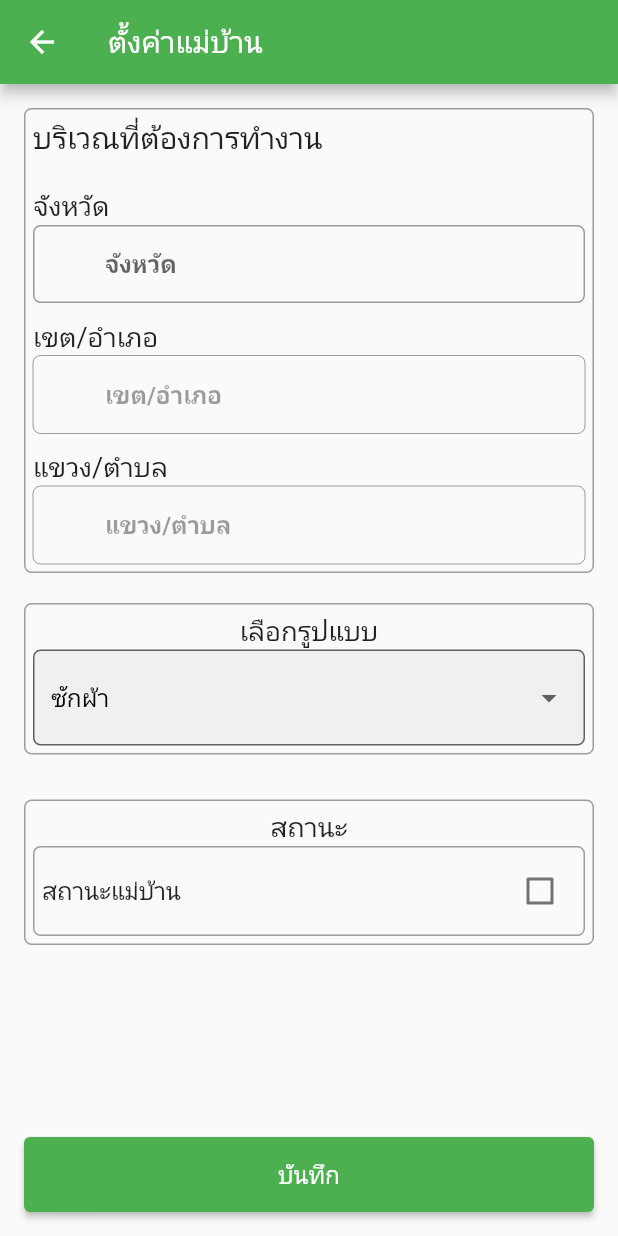
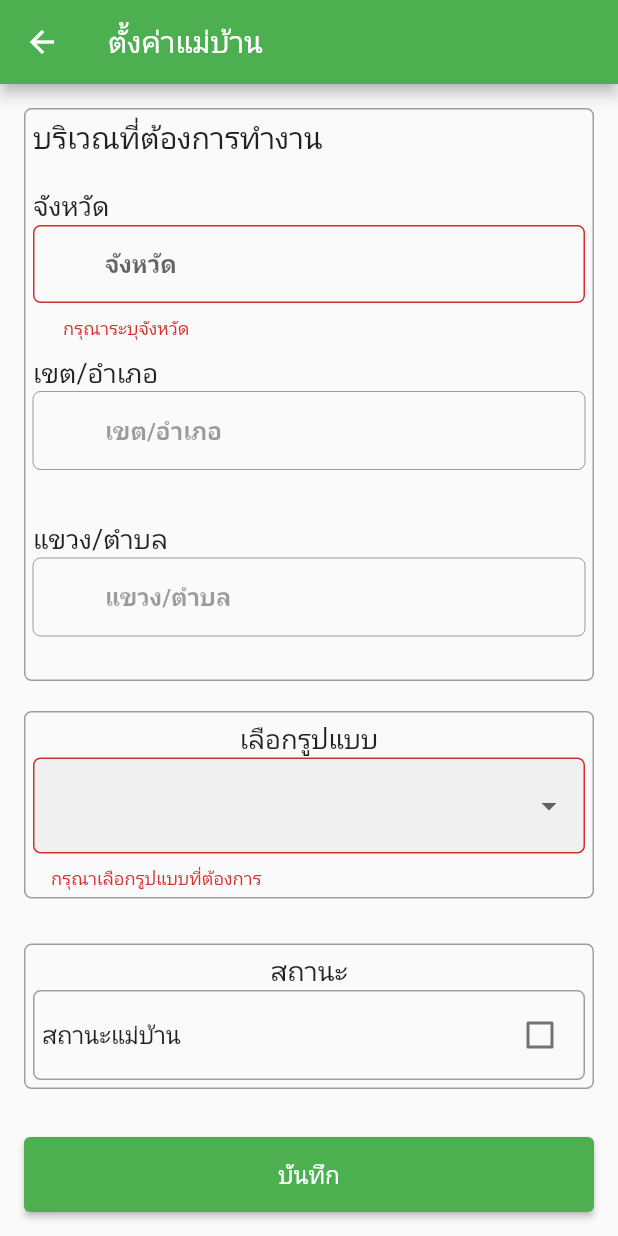
Before and after one commit to ReemWSW/maidservoceapp, a Flutter app: the MaidSetupPage screen opened directly, after a tap on "บันทึก", on a phone screen of 412 x 824 dp. Run offline on Flutter 3.47's test engine with Material 2 defaults, Android fonts, the phone set to English and light mode, and no system bars; our stand-ins replace another_flushbar, flutter_svg, image_picker, shared_preferences; accounts and stored records are empty; project files that could hold a hidden picture were left out.

Commit message:
[profile] ui maid page

```diff
--- a/lib/pages/profile/maid.dart
+++ b/lib/pages/profile/maid.dart
@@ -1,11 +1,13 @@
 import 'package:flutter/material.dart';
+import 'package:maid/pages/order/widgets/amphure.dart';
+import 'package:maid/pages/order/widgets/provinces.dart';
+import 'package:maid/pages/order/widgets/tombon.dart';
 import 'package:maid/providers/user_provider.dart';
 import 'package:maid/utils/sharepreferences/auth.dart';
 import 'package:maid/widget/button_long.dart';
 import 'package:maid/widget/method.dart';
+import 'package:maid/widget/textfield_custom.dart';
 import 'package:provider/provider.dart';
-
-import 'widgets/address_maid.dart';
 
 class MaidSetupPage extends StatefulWidget {
   const MaidSetupPage({Key? key}) : super(key: key);
@@ -15,21 +17,20 @@ class MaidSetupPage extends StatefulWidget {
 }
 
 class _MaidSetupPageState extends State<MaidSetupPage> {
-  final TextEditingController _addressController = TextEditingController();
+  final _formKey = GlobalKey<FormState>();
 
   String? addressValidate(String? value) =>
       value!.isEmpty ? 'กรุณาที่อยู่' : null;
 
   List? address;
   String? _province, _amphure, _tombon, _id;
-  String? _address;
   bool valuefirst = false;
 
   List? _resultProvince;
   List? _resultAmphure;
   List? _resultTombon;
 
-  String dropdownvalue = 'ซักผ้า';
+  String? maidcategory = null;
 
   var items = [
     'ซักผ้า',
@@ -47,9 +48,17 @@ class _MaidSetupPageState extends State<MaidSetupPage> {
     });
   }
 
-  Future regisMaid(BuildContext context, String _id, bool maid) async {
+  Future regisMaid(
+    BuildContext context,
+    String _id,
+    bool maid,
+    String _province,
+    String _amphure,
+    String _tombon,
+  ) async {
     Provider.of<UserProvider>(context, listen: false).setPostMaid(maid);
-    await Provider.of<UserProvider>(context, listen: false).setMaid(_id, maid);
+    await Provider.of<UserProvider>(context, listen: false)
+        .setMaid(_id, maid, _province, _amphure, _tombon);
   }
 
   final TextEditingController _provinceController = TextEditingController();
@@ -83,6 +92,8 @@ class _MaidSetupPageState extends State<MaidSetupPage> {
       ),
       body: Container(
         margin: const EdgeInsets.all(16),
+        child: Form(
+          key: _formKey,
           child: Column(
             mainAxisAlignment: MainAxisAlignment.spaceBetween,
             children: [
@@ -92,7 +103,74 @@ class _MaidSetupPageState extends State<MaidSetupPage> {
                   Container(
                       padding: edgeInsets,
                       decoration: boxDecoration,
-                    child: const AddressMaid()),
+                      child: Column(
+                        crossAxisAlignment: CrossAxisAlignment.start,
+                        children: [
+                          const Text(
+                            'บริเวณที่ต้องการทำงาน',
+                            style: TextStyle(fontSize: 20),
+                          ),
+                          const SizedBox(height: 20),
+                          label('จังหวัด'),
+                          TextFieldCustom(
+                            controller: _provinceController,
+                            hintText: "จังหวัด",
+                            readOnly: true,
+                            validator: provinceValidate,
+                            onTap: () async {
+                              _resultProvince = await Navigator.push(
+                                  context,
+                                  MaterialPageRoute(
+                                      builder: (_) =>
+                                          const ProvincesListScreen()));
+                              setState(() {
+                                _province = _resultProvince![0];
+                                _provinceController.text = _province!;
+                              });
+                            },
+                          ),
+                          const SizedBox(height: 10),
+                          label('เขต/อำเภอ'),
+                          TextFieldCustom(
+                            hintText: "เขต/อำเภอ",
+                            readOnly: true,
+                            controller: _amphureController,
+                            validator: amphureValidate,
+                            enabled: _resultProvince == null ? false : true,
+                            onTap: () async {
+                              _resultAmphure = await Navigator.push(
+                                  context,
+                                  MaterialPageRoute(
+                                      builder: (_) => AmphureListScreen(
+                                          idpass: _resultProvince![1])));
+                              setState(() {
+                                _amphure = _resultAmphure![0];
+                                _amphureController.text = _amphure!;
+                              });
+                            },
+                          ),
+                          const SizedBox(height: 10),
+                          label('แขวง/ตำบล'),
+                          TextFieldCustom(
+                            hintText: "แขวง/ตำบล",
+                            enabled: _resultAmphure == null ? false : true,
+                            readOnly: true,
+                            controller: _tombonController,
+                            validator: tombonValidate,
+                            onTap: () async {
+                              _resultTombon = await Navigator.push(
+                                  context,
+                                  MaterialPageRoute(
+                                      builder: (_) => TombonsListScreen(
+                                          idpass: _resultAmphure![1])));
+                              setState(() {
+                                _tombon = _resultTombon![0];
+                                _tombonController.text = _tombon!;
+                              });
+                            },
+                          ),
+                        ],
+                      )),
                   const SizedBox(height: 20),
                   Container(
                     padding: edgeInsets,
@@ -142,15 +220,20 @@ class _MaidSetupPageState extends State<MaidSetupPage> {
               ButtonLong(
                 label: 'บันทึก',
                 onPressed: () async {
-                await regisMaid(context, _id!, valuefirst);
+                  if (_formKey.currentState!.validate()) {
+                    _formKey.currentState!.save();
+                    await regisMaid(context, _id!, valuefirst, _province!,
+                        _amphure!, _tombon!);
                     Navigator.pop(context, [
                       _tombon,
                       _amphure,
                       _province,
                     ]);
+                  }
                 },
               ),
             ],
+          ),
         ),
       ),
     );
@@ -159,7 +242,7 @@ class _MaidSetupPageState extends State<MaidSetupPage> {
   DropdownButtonFormField<String> dropdownCategory() {
     return DropdownButtonFormField(
       decoration: InputDecoration(
-        hintText: 'data![index]["head"]',
+        hintText: '',
         border: OutlineInputBorder(
           borderSide: const BorderSide(color: Colors.grey, width: 1),
           borderRadius: BorderRadius.circular(5),
@@ -167,9 +250,9 @@ class _MaidSetupPageState extends State<MaidSetupPage> {
         filled: true,
       ),
       validator: (value) => value == null ? "กรุณาเลือกรูปแบบที่ต้องการ" : null,
-      value: dropdownvalue,
+      value: maidcategory,
       onChanged: (String? newValue) {
-        dropdownvalue = newValue!;
+        maidcategory = newValue!;
       },
       items: items.map((str) {
         return DropdownMenuItem<String>(
--- a/lib/pages/profile/profile.dart
+++ b/lib/pages/profile/profile.dart
@@ -33,12 +33,6 @@ class _ProfilePageState extends State<ProfilePage> {
       ),
       (route) => false,
     );
-  }
-
-  void regisMaid(BuildContext context, String _id) async {
-    // Provider.of<UserProvider>(context, listen: false).setPostMaid();
-    // Provider.of<UserProvider>(context, listen: false).setMaid(_id);
-    setState(() {});
   }
 
   @override
--- a/lib/pages/profile/widgets/address_maid.dart
+++ /dev/null
@@ -1,107 +0,0 @@
-import 'package:flutter/material.dart';
-import 'package:maid/pages/order/widgets/amphure.dart';
-import 'package:maid/pages/order/widgets/provinces.dart';
-import 'package:maid/pages/order/widgets/tombon.dart';
-import 'package:maid/widget/method.dart';
-import 'package:maid/widget/textfield_custom.dart';
-
-class AddressMaid extends StatefulWidget {
-  const AddressMaid({
-    Key? key,
-  }) : super(key: key);
-
-  @override
-  State<AddressMaid> createState() => _AddressMaidState();
-}
-
-class _AddressMaidState extends State<AddressMaid> {
-  final TextEditingController _provinceController = TextEditingController();
-
-  final TextEditingController _amphureController = TextEditingController();
-
-  final TextEditingController _tombonController = TextEditingController();
-
-  List? _resultProvince;
-  List? _resultAmphure;
-  List? _resultTombon;
-
-  String? provinceValidate(String? value) =>
-      value!.isEmpty ? 'กรุณาระบุจังหวัด' : null;
-
-  String? amphureValidate(String? value) =>
-      value!.isEmpty ? 'กรุณาระบุอำเภอ' : null;
-
-  String? tombonValidate(String? value) =>
-      value!.isEmpty ? 'กรุณาระบุตำบล' : null;
-
-  String? _province, _amphure, _tombon;
-
-  @override
-  Widget build(BuildContext context) {
-    return Column(
-      crossAxisAlignment: CrossAxisAlignment.start,
-      children: [
-        const Text(
-          'บริเวณที่ต้องการทำงาน',
-          style: TextStyle(fontSize: 20),
-        ),
-        const SizedBox(height: 20),
-        label('จังหวัด'),
-        TextFieldCustom(
-          controller: _provinceController,
-          hintText: "จังหวัด",
-          readOnly: true,
-          validator: provinceValidate,
-          onTap: () async {
-            _resultProvince = await Navigator.push(context,
-                MaterialPageRoute(builder: (_) => const ProvincesListScreen()));
-            _province = _resultProvince![0];
-            setState(() {
-              _provinceController.text = _province!;
-            });
-          },
-        ),
-        const SizedBox(height: 10),
-        label('เขต/อำเภอ'),
-        TextFieldCustom(
-          hintText: "เขต/อำเภอ",
-          readOnly: true,
-          controller: _amphureController,
-          validator: amphureValidate,
-          enabled: _resultProvince == null ? false : true,
-          onTap: () async {
-            _resultAmphure = await Navigator.push(
-                context,
-                MaterialPageRoute(
-                    builder: (_) =>
-                        AmphureListScreen(idpass: _resultProvince![1])));
-            _amphure = _resultAmphure![0];
-            setState(() {
-              _amphureController.text = _amphure!;
-            });
-          },
-        ),
-        const SizedBox(height: 10),
-        label('แขวง/ตำบล'),
-        TextFieldCustom(
-          hintText: "แขวง/ตำบล",
-          enabled: _resultAmphure == null ? false : true,
-          readOnly: true,
-          controller: _tombonController,
-          validator: tombonValidate,
-          onTap: () async {
-            _resultTombon = await Navigator.push(
-                context,
-                MaterialPageRoute(
-                    builder: (_) =>
-                        TombonsListScreen(idpass: _resultAmphure![1])));
-            _tombon = _resultTombon![0];
-            setState(() {
-              _tombonController.text = _tombon!;
-            });
-          },
-        ),
-      ],
-    );
-  }
-}
```
Lines whose indentation alone changed are shown as unchanged.
